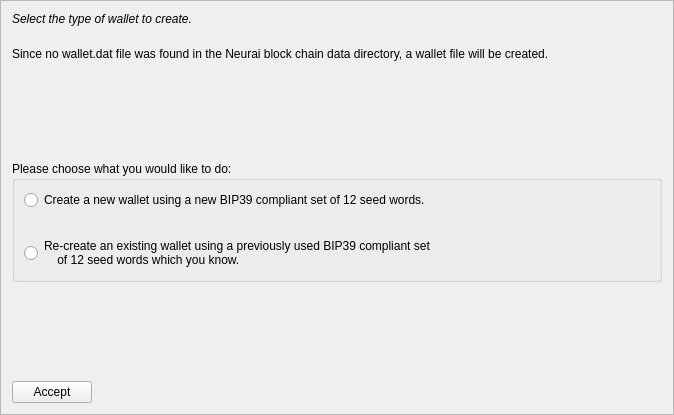
First picture: the form in src/qt/forms/mnemonicdialog1.ui, repository NeuraiProject/Neurai, before the edit.
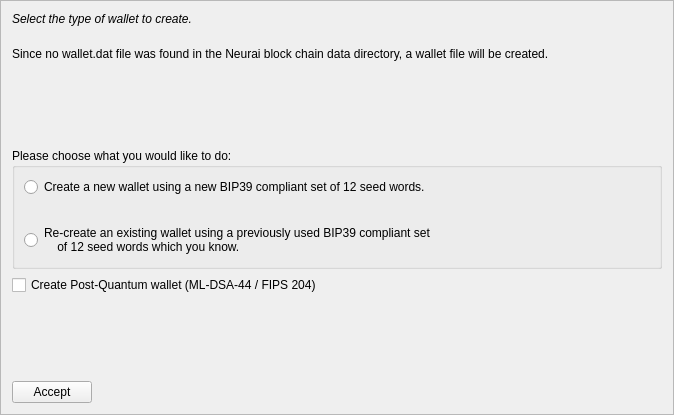
Second picture: the form after the edit.

Commit message: First version of PostQuantum algo in Neurai: ML-DSA-44 (Dilithium2)

```diff
--- a/src/qt/forms/mnemonicdialog1.ui
+++ b/src/qt/forms/mnemonicdialog1.ui
@@ -101,7 +101,7 @@
       <item>
        <widget class="QRadioButton" name="walletOldRadio">
         <property name="text">
-         <string>Re-create an existing wallet using a previously used BIP39 compliant set 
+         <string>Re-create an existing wallet using a previously used BIP39 compliant set
     of 12 seed words which you know.</string>
         </property>
        </widget>
@@ -109,6 +109,18 @@
      </layout>
     </widget>
    </item>
+   <item>
+    <widget class="QCheckBox" name="pqWalletCheckbox">
+     <property name="text">
+      <string>Create Post-Quantum wallet (ML-DSA-44 / FIPS 204)</string>
+     </property>
+     <property name="toolTip">
+      <string>When enabled, this wallet will use Post-Quantum cryptography (ML-DSA-44) instead of secp256k1.
+PQ wallets generate addresses starting with 'nq1' and are resistant to quantum computer attacks.
+Note: This choice is permanent and cannot be changed after wallet creation.</string>
+     </property>
+    </widget>
+   </item>
    <item>
     <spacer name="verticalSpacer_2">
      <property name="orientation">
```
The commit also changes 26 other files.
